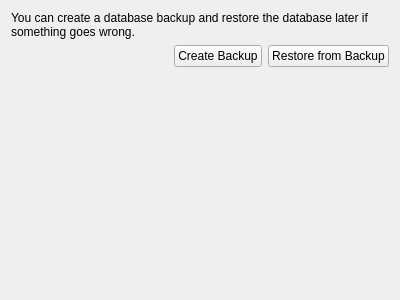
Before: the Qt Designer form client/src/ui/widgets/settings/database_management_widget.ui in networkoptix/nx_open, drawn with Qt 5.
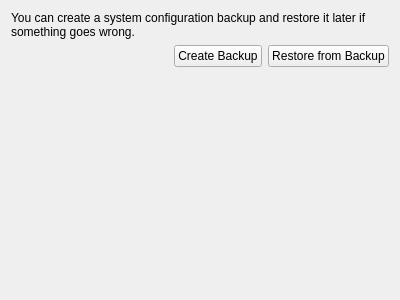
After: the same form once the commit is applied.

Commit message:
Some fixes in wording of database backup widget.
<==== Mercurial data ====>
Branch: master

The edit to the form file:
```diff
--- a/client/src/ui/widgets/settings/database_management_widget.ui
+++ b/client/src/ui/widgets/settings/database_management_widget.ui
@@ -17,7 +17,7 @@
    <item>
     <widget class="QLabel" name="label">
      <property name="text">
-      <string>You can create a database backup and restore the database later if something goes wrong. </string>
+      <string>You can create a system configuration backup and restore it later if something goes wrong. </string>
      </property>
      <property name="wordWrap">
       <bool>true</bool>
```
The commit also changes 1 other file.
